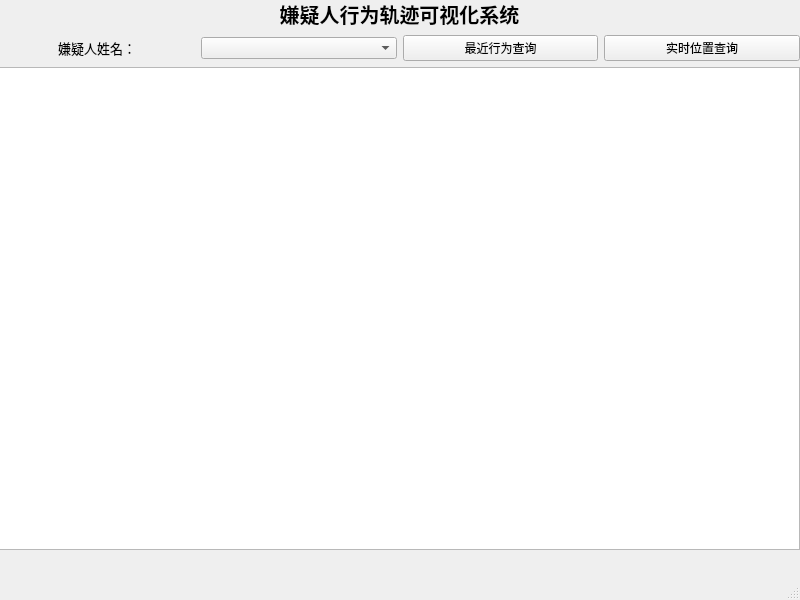
CrabbeHolley/XYR, file XYR.ui: the form before one commit.
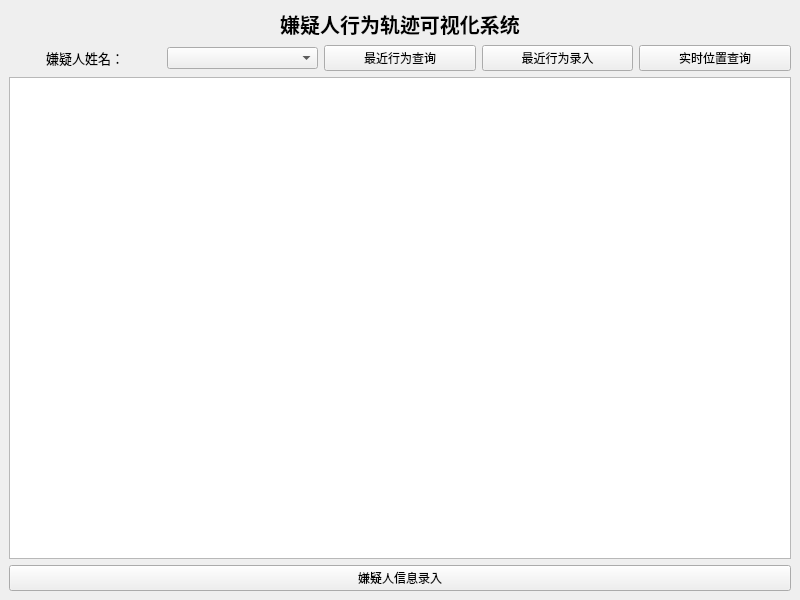
The form after the commit.

```diff
--- a/XYR.ui
+++ b/XYR.ui
@@ -14,16 +14,21 @@
    <string>MainWindow</string>
   </property>
   <widget class="QWidget" name="centralwidget">
-   <widget class="QWidget" name="verticalLayoutWidget">
-    <property name="geometry">
-     <rect>
-      <x>-1</x>
-      <y>-1</y>
-      <width>801</width>
-      <height>551</height>
-     </rect>
-    </property>
+   <property name="sizePolicy">
+    <sizepolicy hsizetype="Expanding" vsizetype="Expanding">
+     <horstretch>0</horstretch>
+     <verstretch>0</verstretch>
+    </sizepolicy>
+   </property>
+   <property name="autoFillBackground">
+    <bool>false</bool>
+   </property>
+   <layout class="QVBoxLayout" name="verticalLayout_2">
+    <item>
     <layout class="QVBoxLayout" name="verticalLayout">
+      <property name="sizeConstraint">
+       <enum>QLayout::SetMaximumSize</enum>
+      </property>
      <item>
       <widget class="QLabel" name="title">
        <property name="sizePolicy">
@@ -39,6 +44,9 @@
          <bold>true</bold>
         </font>
        </property>
+        <property name="lineWidth">
+         <number>1</number>
+        </property>
        <property name="text">
         <string>嫌疑人行为轨迹可视化系统</string>
        </property>
@@ -49,10 +57,10 @@
         <set>Qt::AlignCenter</set>
        </property>
        <property name="margin">
-        <number>5</number>
+         <number>10</number>
        </property>
        <property name="indent">
-        <number>-1</number>
+         <number>0</number>
        </property>
        <property name="textInteractionFlags">
         <set>Qt::NoTextInteraction</set>
@@ -91,7 +99,14 @@
         </widget>
        </item>
        <item>
-        <widget class="QPushButton" name="pushButton">
+         <widget class="QPushButton" name="actionIn">
+          <property name="text">
+           <string>最近行为录入</string>
+          </property>
+         </widget>
+        </item>
+        <item>
+         <widget class="QPushButton" name="positionButton">
          <property name="text">
           <string>实时位置查询</string>
          </property>
@@ -106,8 +121,16 @@
        </property>
       </widget>
      </item>
-    </layout>
-   </widget>
+      <item>
+       <widget class="QPushButton" name="suspectIn">
+        <property name="text">
+         <string>嫌疑人信息录入</string>
+        </property>
+       </widget>
+      </item>
+     </layout>
+    </item>
+   </layout>
   </widget>
   <widget class="QMenuBar" name="menubar">
    <property name="geometry">
@@ -119,7 +142,6 @@
     </rect>
    </property>
   </widget>
-  <widget class="QStatusBar" name="statusbar"/>
  </widget>
  <resources/>
  <connections/>
```
Left out of the diff: 4 changed lines with no effect on the pictures. Lines whose indentation alone changed are shown as unchanged.
